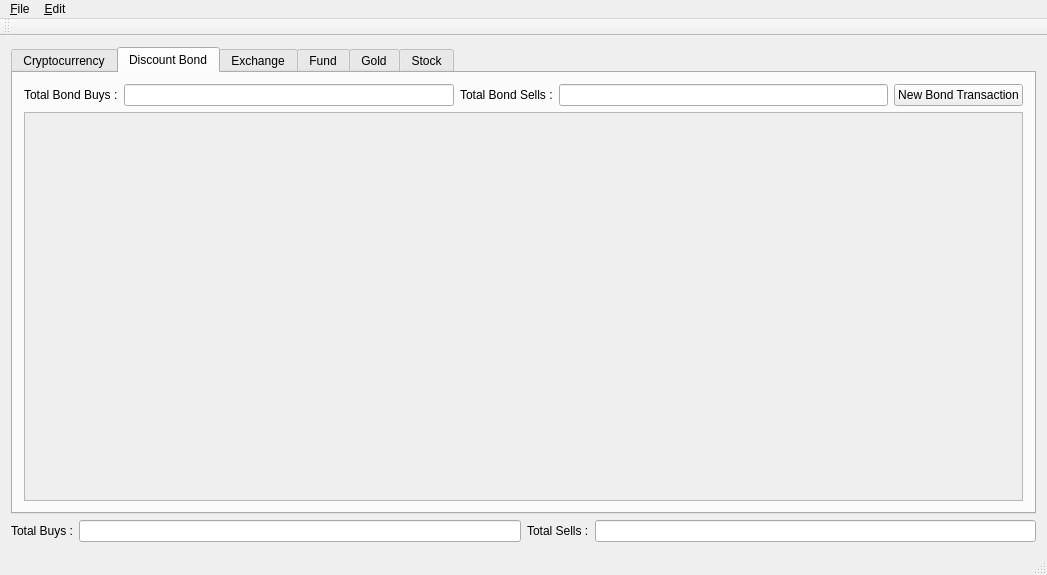
Old version of the form investpor/gui/mainwindow.ui in the repository ukll/investpor.
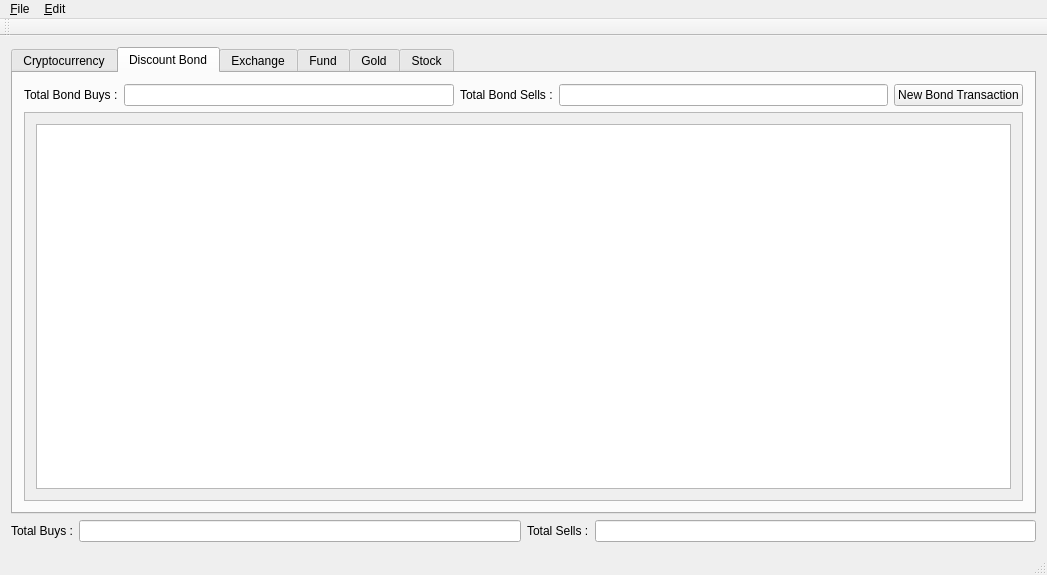
New version of the form. The open tabs and pages were chosen to show the change.

Commit message:
Adds investpor::gui::DiscountBondModel class.
Also, adds Count field to DiscountBondTransaction & DiscountBondDialog.

Adds investpor::core::PortfolioXML::portfolioModified signal.

```diff
--- a/investpor/gui/mainwindow.ui
+++ b/investpor/gui/mainwindow.ui
@@ -186,6 +186,24 @@
              <height>364</height>
             </rect>
            </property>
+           <layout class="QVBoxLayout" name="verticalLayout_9">
+            <item>
+             <widget class="QTableView" name="tbvDiscountBondView">
+              <property name="selectionBehavior">
+               <enum>QAbstractItemView::SelectRows</enum>
+              </property>
+              <attribute name="horizontalHeaderDefaultSectionSize">
+               <number>115</number>
+              </attribute>
+              <attribute name="horizontalHeaderStretchLastSection">
+               <bool>true</bool>
+              </attribute>
+              <attribute name="verticalHeaderVisible">
+               <bool>false</bool>
+              </attribute>
+             </widget>
+            </item>
+           </layout>
           </widget>
          </widget>
         </item>
```
The commit also changes 11 other files.
